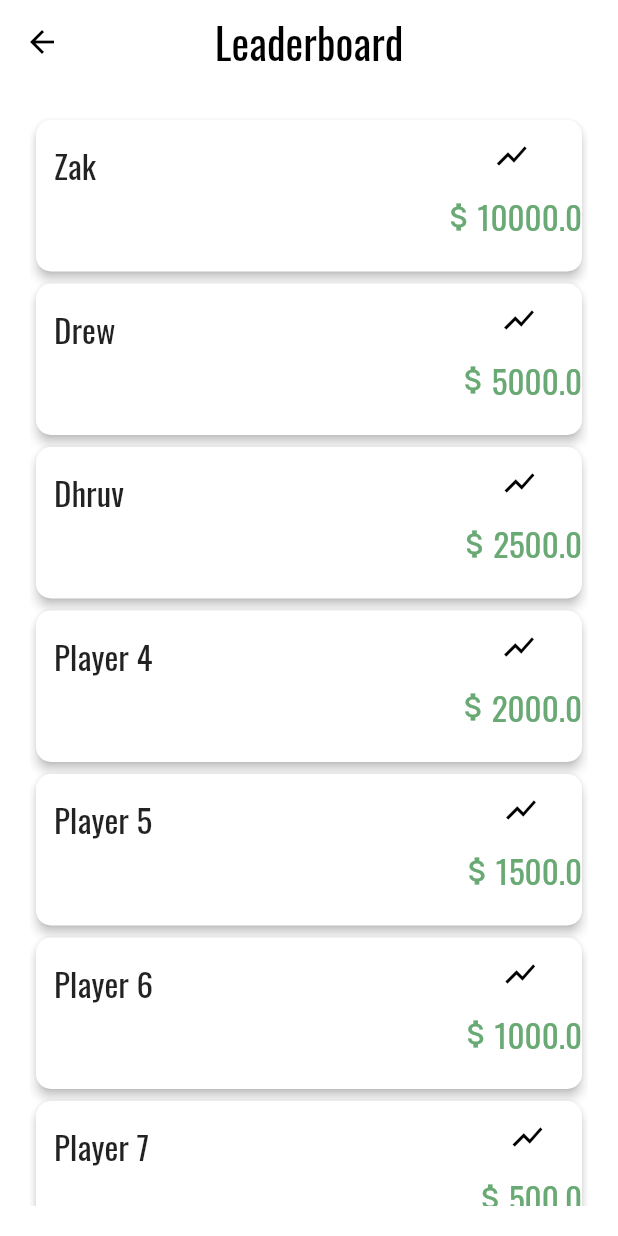
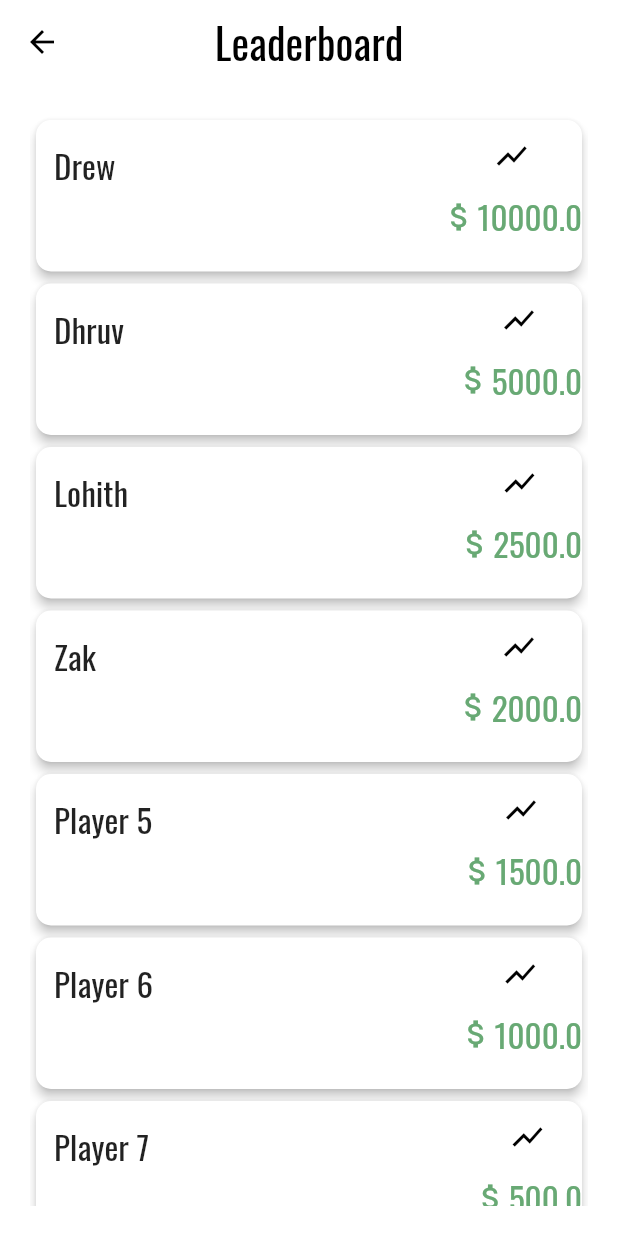
Before and after one commit to dhruvweaver/schtocks, a Flutter app: the LeaderboardScreen screen opened directly, on a phone screen of 412 x 824 dp. Run offline on Flutter 3.47's test engine with Material 2 defaults, Android fonts, the phone set to English and light mode, and no system bars; our stand-ins replace fl_chart, sprintf; network calls fail.

Commit message:
Committing final changes made prior to submission

```diff
--- a/lib/models/user.dart
+++ b/lib/models/user.dart
@@ -12,11 +12,11 @@ class User {
   });
 
   factory User.fromJsonUser(String name, Map<String, dynamic> json) {
-    Map<String, int> m;
+    Map<String, int> m = Map<String, int>();
     for (MapEntry<String, dynamic> m2 in json.entries) {
-      for (MapEntry<String, int> m3 in json[m2.key].entries) {
+      for (MapEntry<String, dynamic> m3 in json[m2.key].entries) {
         if (m2.key == name) {
-          m[m3.key] = m3.value;
+          m[m3.key] = m3.value.toInt();
         }
       }
     }
--- a/lib/screens/leaderboard_screen.dart
+++ b/lib/screens/leaderboard_screen.dart
@@ -33,16 +33,40 @@ class _LeaderboardScreenState extends State<LeaderboardScreen> {
           child: ListView(
             physics: BouncingScrollPhysics(),
             children: [
-              LeaderboardItem(name: 'Zak', balance: 10000,),
-              LeaderboardItem(name: 'Drew', balance: 5000),
-              LeaderboardItem(name: 'Dhruv', balance: 2500),
-              LeaderboardItem(name: 'Player 4', balance: 2000,),
-              LeaderboardItem(name: 'Player 5', balance: 1500,),
-              LeaderboardItem(name: 'Player 6', balance: 1000,),
-              LeaderboardItem(name: 'Player 7', balance: 500,),
-              LeaderboardItem(name: 'Player 8', balance: 100,),
-              LeaderboardItem(name: 'Player 9', balance: 5,),
-              LeaderboardItem(name: 'Player 10', balance: 0,)
+              LeaderboardItem(
+                name: 'Drew',
+                balance: 10000,
+              ),
+              LeaderboardItem(name: 'Dhruv', balance: 5000),
+              LeaderboardItem(name: 'Lohith', balance: 2500),
+              LeaderboardItem(
+                name: 'Zak',
+                balance: 2000,
+              ),
+              LeaderboardItem(
+                name: 'Player 5',
+                balance: 1500,
+              ),
+              LeaderboardItem(
+                name: 'Player 6',
+                balance: 1000,
+              ),
+              LeaderboardItem(
+                name: 'Player 7',
+                balance: 500,
+              ),
+              LeaderboardItem(
+                name: 'Player 8',
+                balance: 100,
+              ),
+              LeaderboardItem(
+                name: 'Player 9',
+                balance: 5,
+              ),
+              LeaderboardItem(
+                name: 'Player 10',
+                balance: 0,
+              )
             ],
           ),
         ),
```
Also changed, not shown: lib/main.dart (+22 -3 lines), lib/screens/big_stock_screen.dart (+55 -20 lines), lib/screens/buy_stocks_screen.dart (+10 -1 lines), lib/widgets/stock_card.dart (+26 -13 lines).
